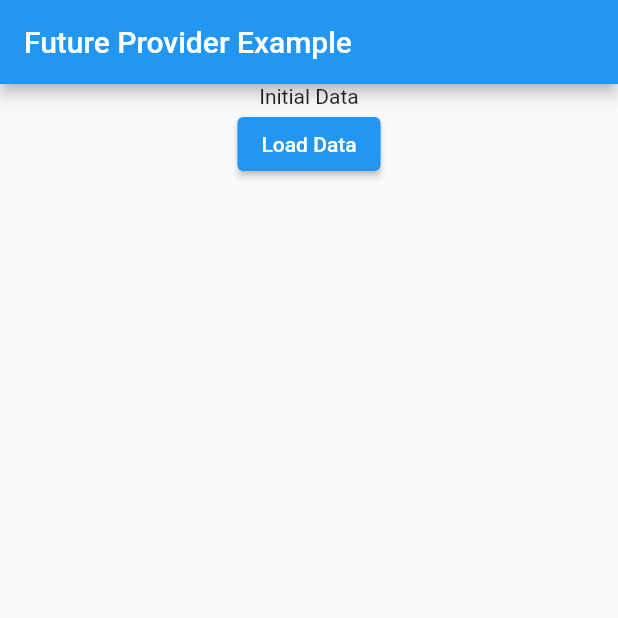
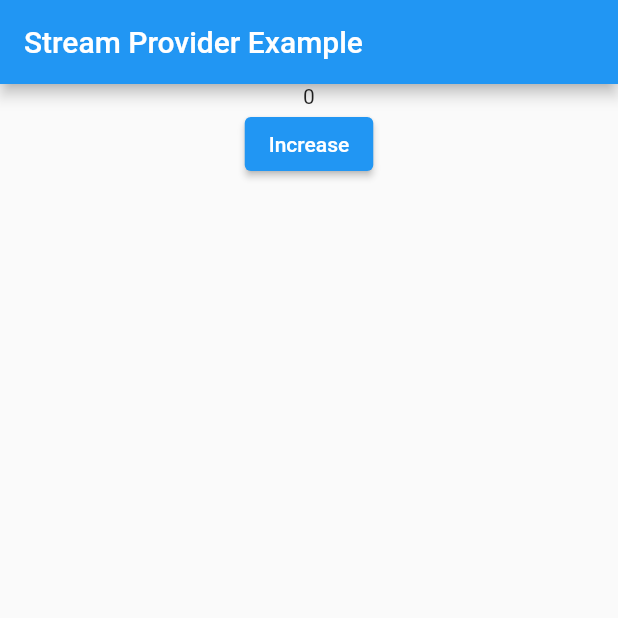
Before and after one commit to MHuzaifaKhan97/Flutter-with-State-Management, a Flutter app: the first screen one second after launch, on a phone screen of 412 x 824 dp, the top half of it. Run offline on Flutter 3.47's test engine with Material 2 defaults, Android fonts, the phone set to English and light mode, and no system bars.

Commit message:
Stream Provider Done.

```diff
--- a/Flutter with Provider/flutter_with_provider/lib/main.dart
+++ b/Flutter with Provider/flutter_with_provider/lib/main.dart
@@ -5,6 +5,9 @@ import 'package:flutter_with_provider/future_provider/data_future.dart';
 import 'package:flutter_with_provider/future_provider/future_provider_example.dart';
 import 'package:flutter_with_provider/provider_widget/counter.dart';
 import 'package:flutter_with_provider/provider_widget/provider_example.dart';
+import 'package:flutter_with_provider/stream_provider/data.dart';
+import 'package:flutter_with_provider/stream_provider/data_stream.dart';
+import 'package:flutter_with_provider/stream_provider/stream_provider_example.dart';
 import 'package:provider/provider.dart';
 
 import 'future_provider/data.dart';
@@ -47,11 +50,20 @@ class MyApp extends StatelessWidget {
     // );
 
     // Future provider example
-    return FutureProvider<Data>(
-      create: (_) => loadData(),
-      initialData: Data('Initial Data'),
+    // return FutureProvider<Data>(
+    //   create: (_) => loadData(),
+    //   initialData: Data('Initial Data'),
+    //   child: MaterialApp(
+    //     home: FutureProviderExample(),
+    //   ),
+    // );
+
+    // Stream Provider Example
+    return StreamProvider<ModelStream>(
+      create: (_) => loadStream(),
+      initialData: ModelStream(number: 0),
       child: MaterialApp(
-        home: FutureProviderExample(),
+        home: StreamProviderExample(),
       ),
     );
   }
--- /dev/null
+++ b/Flutter with Provider/flutter_with_provider/lib/stream_provider/data.dart
@@ -0,0 +1,11 @@
+import 'package:flutter/foundation.dart';
+
+class ModelStream {
+  int number;
+  ModelStream({required this.number});
+
+  void increase() {
+    number += 1;
+    debugPrint('$number');
+  }
+}
--- /dev/null
+++ b/Flutter with Provider/flutter_with_provider/lib/stream_provider/data_stream.dart
@@ -0,0 +1,7 @@
+import 'package:flutter_with_provider/future_provider/data.dart';
+import 'package:flutter_with_provider/stream_provider/data.dart';
+
+Stream<ModelStream> loadStream() {
+  return Stream<ModelStream>.periodic(
+      Duration(seconds: 1), (value) => ModelStream(number: value)).take(10);
+}
--- /dev/null
+++ b/Flutter with Provider/flutter_with_provider/lib/stream_provider/stream_provider_example.dart
@@ -0,0 +1,28 @@
+import 'package:flutter/material.dart';
+import 'package:flutter_with_provider/stream_provider/data.dart';
+import 'package:provider/provider.dart';
+
+class StreamProviderExample extends StatelessWidget {
+  const StreamProviderExample({Key? key}) : super(key: key);
+
+  @override
+  Widget build(BuildContext context) {
+    return Scaffold(
+        appBar: AppBar(
+          title: Text('Stream Provider Example'),
+        ),
+        body: Center(
+          child: Column(
+            children: [
+              Consumer<ModelStream>(builder: (_, model, __) {
+                return Text('${model.number}');
+              }),
+              Consumer<ModelStream>(builder: (_, model, __) {
+                return ElevatedButton(
+                    onPressed: model.increase, child: Text('Increase'));
+              })
+            ],
+          ),
+        ));
+  }
+}
```
Also changed, not shown: 1 other file.
